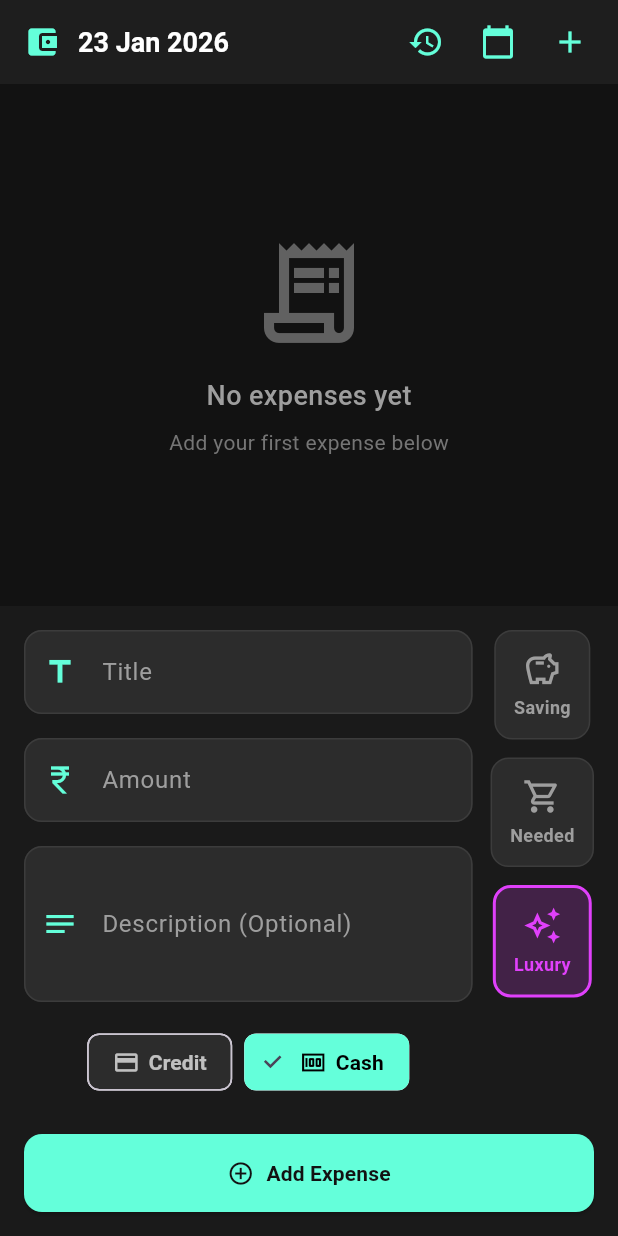
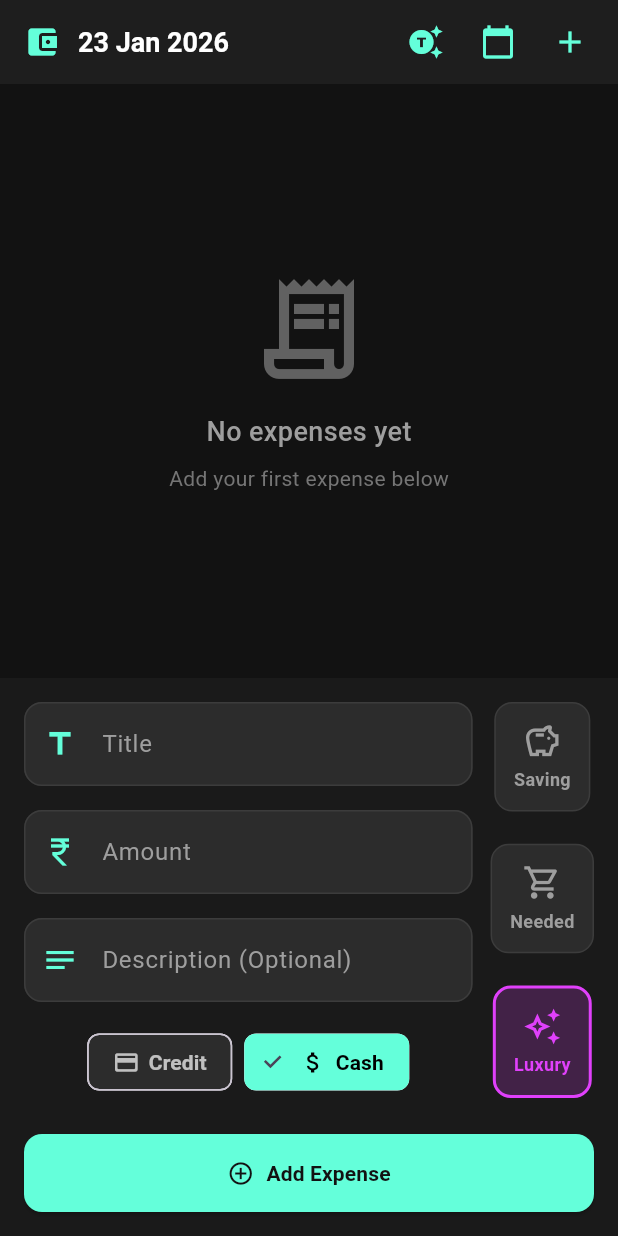
Before and after one commit to BikiLearner/my_expense_application, a Flutter app: the screen it shows once a user with an empty profile is signed in, on a phone screen of 412 x 824 dp. Run offline on Flutter 3.47's test engine with Material 3 defaults, Android fonts, the light colour scheme and no system bars; our stand-ins replace cloud_firestore, firebase_auth, firebase_core, pdf, share_plus; missing offline and left inert: excel; accounts and stored records are empty.

Commit message:
Priyangshu's Push1

```diff
--- /dev/null
+++ b/lib/enums/indian_number_formatter.dart
@@ -0,0 +1,32 @@
+import 'package:flutter/services.dart';
+import 'package:intl/intl.dart';
+
+class IndianNumberFormatter extends TextInputFormatter {
+  final NumberFormat _formatter = NumberFormat.decimalPattern('en_IN');
+
+  @override
+  TextEditingValue formatEditUpdate(
+    TextEditingValue oldValue,
+    TextEditingValue newValue,
+  ) {
+    if (newValue.text.isEmpty) {
+      return newValue;
+    }
+
+    // Remove commas
+    final numericString = newValue.text.replaceAll(',', '');
+
+    // Prevent invalid input
+    final number = int.tryParse(numericString);
+    if (number == null) {
+      return oldValue;
+    }
+
+    final newText = _formatter.format(number);
+
+    return TextEditingValue(
+      text: newText,
+      selection: TextSelection.collapsed(offset: newText.length),
+    );
+  }
+}
--- a/lib/enums/transaction_type_enum.dart
+++ b/lib/enums/transaction_type_enum.dart
@@ -17,9 +17,9 @@ extension TransactionTypeX on TransactionTypeEnum {
   IconData get icon {
     switch (this) {
       case TransactionTypeEnum.cash:
-        return Icons.money;
+        return Icons.attach_money_sharp;
       case TransactionTypeEnum.credit:
-        return Icons.credit_card;
+        return Icons.credit_card_rounded;
     }
   }
 }
--- a/lib/expence_screen.dart
+++ b/lib/expence_screen.dart
@@ -47,7 +47,7 @@ class ExpenseScreen extends StatelessWidget {
         ),
         actions: [
           IconButton(
-            icon: const Icon(Icons.history, color: Color(0xFF64FFDA)),
+            icon: const Icon(Icons.generating_tokens_sharp, color: Color(0xFF64FFDA)),
             tooltip: 'History',
             onPressed: () {
               Navigator.push(
@@ -213,7 +213,7 @@ class ExpenseScreen extends StatelessWidget {
                                 '₹${total.toStringAsFixed(2)}',
                                 style: const TextStyle(
                                   color: Colors.white,
-                                  fontSize: 32,
+                                  fontSize: 28,
                                   fontWeight: FontWeight.bold
                                 )
                               )
@@ -246,7 +246,7 @@ class ExpenseScreen extends StatelessWidget {
                         itemBuilder: (_, i) {
                           final expense = expenses[i];
 
-                          return ExpenseItemTile(expenseItem: expense,);
+                          return ExpenseItemTile(expenseItem: expense, toShow: false,);
                         }
                       )
                     )
--- a/lib/history_screens/grand_total_banner.dart
+++ b/lib/history_screens/grand_total_banner.dart
@@ -342,7 +342,7 @@ class GrandTotalBanner extends StatelessWidget {
                   label: "Saving",
                   value:"₹${saving.toStringAsFixed(0)}" ,
                   extraWidget: _QuickStatCard(
-                    icon: Icons.trending_up, label: 'Avg/Day', value: (saving/totalDays).toStringAsFixed(0), color: Colors.greenAccent,
+                    icon: Icons.trending_up, label: 'Avg', value: (saving/totalDays).toStringAsFixed(0), color: Colors.greenAccent,
 
                   ),
                   color: Colors.greenAccent, onTap: () {
@@ -359,7 +359,7 @@ class GrandTotalBanner extends StatelessWidget {
                   label: "Luxury",
                   value: "₹${luxury.toStringAsFixed(0)}",
                     extraWidget: _QuickStatCard(
-                      icon: Icons.trending_up, label: 'Avg/Day', value: (luxury/totalDays).toStringAsFixed(0), color: Colors.pinkAccent,
+                      icon: Icons.trending_up, label: 'Avg', value: (luxury/totalDays).toStringAsFixed(0), color: Colors.pinkAccent,
 
                     ),
                   color: Colors.pinkAccent, onTap: () {
@@ -376,7 +376,7 @@ class GrandTotalBanner extends StatelessWidget {
                   label: "Needed",
                   value: "₹${needed.toStringAsFixed(0)}",
                     extraWidget: _QuickStatCard(
-                      icon: Icons.trending_up, label: 'Avg/Day', value: (needed/totalDays).toStringAsFixed(0), color: Colors.orangeAccent,
+                      icon: Icons.trending_up, label: 'Avg', value: (needed/totalDays).toStringAsFixed(0), color: Colors.orangeAccent,
 
                     ),
                   color: Colors.orangeAccent, onTap: () {
--- a/lib/reusable widgets/add_expense_form.dart
+++ b/lib/reusable widgets/add_expense_form.dart
@@ -1,5 +1,7 @@
+import 'package:expence_app/enums/indian_number_formatter.dart';
 import 'package:expence_app/reusable%20widgets/transaction_type_chips.dart';
 import 'package:flutter/material.dart';
+import 'package:flutter/services.dart';
 import 'package:provider/provider.dart';
 
 import '../providers/expence_provider.dart';
@@ -41,9 +43,13 @@ class AddExpenseForm extends StatelessWidget {
             ),
             const SizedBox(height: 24),
           ],
-          Row(
-            crossAxisAlignment: CrossAxisAlignment.start,
+
+          /// 🔥 HEIGHT-SYNCED ROW
+          IntrinsicHeight(
+            child: Row(
+              crossAxisAlignment: CrossAxisAlignment.stretch,
               children: [
+                /// LEFT SIDE
                 Expanded(
                   child: Column(
                     children: [
@@ -51,31 +57,44 @@ class AddExpenseForm extends StatelessWidget {
                         controller: provider.titleController,
                       ),
                       const SizedBox(height: 16),
+
+                      /// 💰 AMOUNT FIELD (INDIAN FORMAT – VISUAL ONLY)
                       AppTextField(
                         controller: provider.amountController,
                         label: 'Amount',
                         hint: 'Enter amount',
                         icon: Icons.currency_rupee,
                         keyboardType: TextInputType.number,
+                        inputFormatters: [
+                          FilteringTextInputFormatter.digitsOnly,
+                          IndianNumberFormatter(),
+                        ],
                       ),
+
                       const SizedBox(height: 16),
                       AppTextField(
                         controller: provider.descriptionController,
                         label: 'Description (Optional)',
                         hint: 'Add details...',
                         icon: Icons.notes,
-                      maxLines: 3,
                       ),
                       const SizedBox(height: 16),
-                    TransactionTypeChips(),
+                      const TransactionTypeChips(),
                     ],
                   ),
                 ),
+
                 const SizedBox(width: 12),
-              ExpenseTypeSelector(),
+
+                /// RIGHT SIDE
+                const ExpenseTypeSelector(),
               ],
             ),
+          ),
+
           const SizedBox(height: 24),
+
+          /// 🔹 ADD BUTTON
           SizedBox(
             width: double.infinity,
             height: 52,
--- a/lib/reusable widgets/app_text_fields.dart
+++ b/lib/reusable widgets/app_text_fields.dart
@@ -1,4 +1,5 @@
 import 'package:flutter/material.dart';
+import 'package:flutter/services.dart';
 
 class AppTextField extends StatelessWidget {
   final TextEditingController controller;
@@ -7,6 +8,7 @@ class AppTextField extends StatelessWidget {
   final IconData icon;
   final TextInputType keyboardType;
   final int maxLines;
+  final List<TextInputFormatter>? inputFormatters;
 
   const AppTextField({
     super.key,
@@ -16,6 +18,7 @@ class AppTextField extends StatelessWidget {
     required this.icon,
     this.keyboardType = TextInputType.text,
     this.maxLines = 1,
+    this.inputFormatters,
   });
 
   @override
@@ -24,6 +27,7 @@ class AppTextField extends StatelessWidget {
       controller: controller,
       keyboardType: keyboardType,
       maxLines: maxLines,
+      inputFormatters: inputFormatters,
       style: const TextStyle(color: Colors.white, fontSize: 16),
       decoration: InputDecoration(
         labelText: label,
--- a/lib/reusable widgets/day_expense.dart
+++ b/lib/reusable widgets/day_expense.dart
@@ -43,7 +43,7 @@ class DayCard extends StatelessWidget {
           Column(
             children: items.map((d) {
               return ExpenseItemTile(
-                expenseItem: d
+                expenseItem: d, toShow: true,
               );
             }).toList()
           )
--- a/lib/reusable widgets/delete_expense_dialog.dart
+++ b/lib/reusable widgets/delete_expense_dialog.dart
@@ -50,7 +50,7 @@ class DeleteExpenseDialog extends StatelessWidget {
           style: ElevatedButton.styleFrom(
             backgroundColor: Colors.redAccent,
           ),
-          child: const Text('Delete'),
+          child: const Text('Delete', style: TextStyle(color:Colors.white,),),
         ),
       ],
     );
--- a/lib/reusable widgets/expense_type_selector.dart
+++ b/lib/reusable widgets/expense_type_selector.dart
@@ -1,9 +1,9 @@
-import 'package:expence_app/reusable%20widgets/type_button.dart';
 import 'package:flutter/material.dart';
 import 'package:provider/provider.dart';
 
 import '../enums/expense_type.dart';
 import '../providers/expence_provider.dart';
+import 'type_button.dart';
 
 class ExpenseTypeSelector extends StatelessWidget {
   const ExpenseTypeSelector({super.key});
@@ -14,24 +14,23 @@ class ExpenseTypeSelector extends StatelessWidget {
       selector: (_, provider) => provider.selectedType,
       builder: (context, selectedType, _) {
         return Column(
+          mainAxisAlignment: MainAxisAlignment.spaceBetween,
           children: [
             TypeButton(
               type: ExpenseType.saving,
-                    selected: selectedType == ExpenseType.saving
+              selected: selectedType == ExpenseType.saving,
             ),
-                const SizedBox(height: 12),
             TypeButton(
               type: ExpenseType.needed,
-                    selected: selectedType == ExpenseType.needed
+              selected: selectedType == ExpenseType.needed,
             ),
-                const SizedBox(height: 12),
             TypeButton(
               type: ExpenseType.luxury,
-                    selected: selectedType == ExpenseType.luxury
-                )
-              ]
+              selected: selectedType == ExpenseType.luxury,
+            ),
+          ],
         );
-        }
+      },
     );
   }
 }
```
Also changed, not shown: lib/history_screen.dart (+3 -4 lines), lib/providers/expence_provider.dart (+115 -21 lines), lib/reusable widgets/expense_tiles_new.dart (+5 -3 lines), pubspec.lock, 6 other files. Lines whose indentation alone changed are shown as unchanged.
